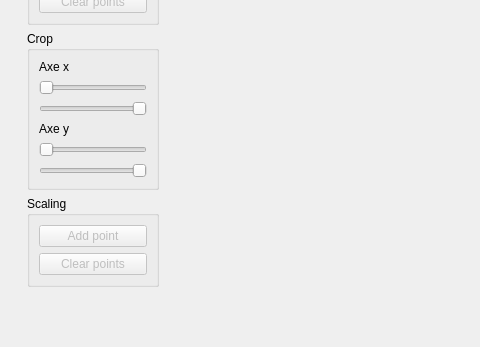
galaunay/pyDSA_gui, file design.ui: the form before one commit; both pictures show x 0 to 480 and y 244 to 591 of the 1004 by 723 pixel window.
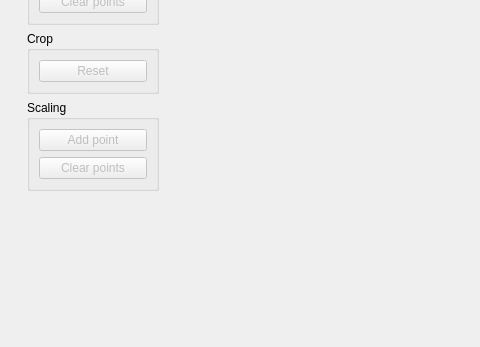
The form after the commit. Custom widgets are drawn as their Qt base class.

Commit message: Working cropping box !

Diff of the .ui file:
```diff
--- a/design.ui
+++ b/design.ui
@@ -142,90 +142,14 @@
              </property>
              <layout class="QVBoxLayout" name="verticalLayout_12">
               <item>
-               <layout class="QVBoxLayout" name="verticalLayout_11">
-                <item>
-                 <widget class="QLabel" name="label_8">
-                  <property name="text">
-                   <string>Axe x</string>
-                  </property>
-                 </widget>
-                </item>
-                <item>
-                 <widget class="QSlider" name="xlim1">
-                  <property name="enabled">
-                   <bool>false</bool>
-                  </property>
-                  <property name="sliderPosition">
-                   <number>0</number>
-                  </property>
-                  <property name="orientation">
-                   <enum>Qt::Horizontal</enum>
-                  </property>
-                  <property name="invertedAppearance">
-                   <bool>false</bool>
-                  </property>
-                  <property name="invertedControls">
-                   <bool>false</bool>
-                  </property>
-                  <property name="tickPosition">
-                   <enum>QSlider::NoTicks</enum>
-                  </property>
-                 </widget>
-                </item>
-                <item>
-                 <widget class="QSlider" name="xlim2">
-                  <property name="enabled">
-                   <bool>false</bool>
-                  </property>
-                  <property name="value">
-                   <number>0</number>
-                  </property>
-                  <property name="orientation">
-                   <enum>Qt::Horizontal</enum>
-                  </property>
-                  <property name="invertedAppearance">
-                   <bool>true</bool>
-                  </property>
-                 </widget>
-                </item>
-               </layout>
-              </item>
-              <item>
-               <layout class="QVBoxLayout" name="verticalLayout_5">
-                <item>
-                 <widget class="QLabel" name="label_2">
-                  <property name="text">
-                   <string>Axe y</string>
-                  </property>
-                 </widget>
-                </item>
-                <item>
-                 <widget class="QSlider" name="ylim1">
-                  <property name="enabled">
-                   <bool>false</bool>
-                  </property>
-                  <property name="orientation">
-                   <enum>Qt::Horizontal</enum>
-                  </property>
-                 </widget>
-                </item>
-                <item>
-                 <widget class="QSlider" name="ylim2">
-                  <property name="enabled">
-                   <bool>false</bool>
-                  </property>
-                  <property name="value">
-                   <number>0</number>
-                  </property>
-                  <property name="orientation">
-                   <enum>Qt::Horizontal</enum>
-                  </property>
-                  <property name="invertedAppearance">
-                   <bool>true</bool>
-                  </property>
-                 </widget>
-                </item>
-               </layout>
+               <widget class="QPushButton" name="reset_crop">
+                <property name="enabled">
+                 <bool>false</bool>
+                </property>
+                <property name="text">
+                 <string>Reset</string>
+                </property>
+               </widget>
               </item>
              </layout>
             </widget>
```
Left out of the diff: 85 changed lines with no effect on the pictures. The commit also changes 2 other files.
